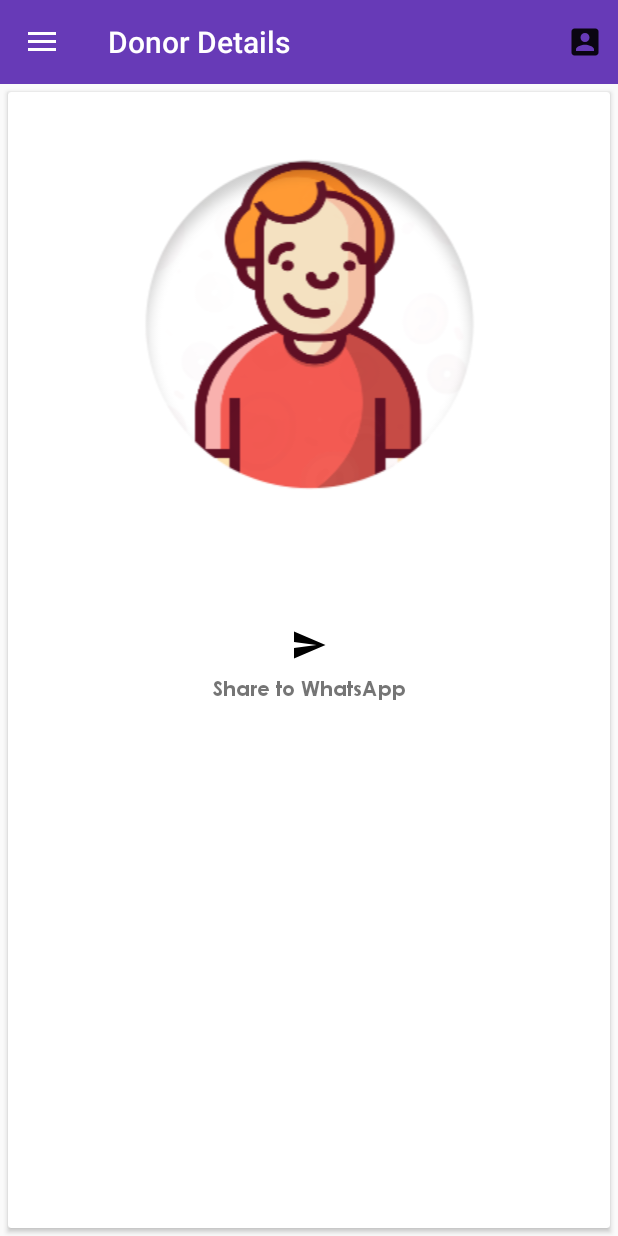
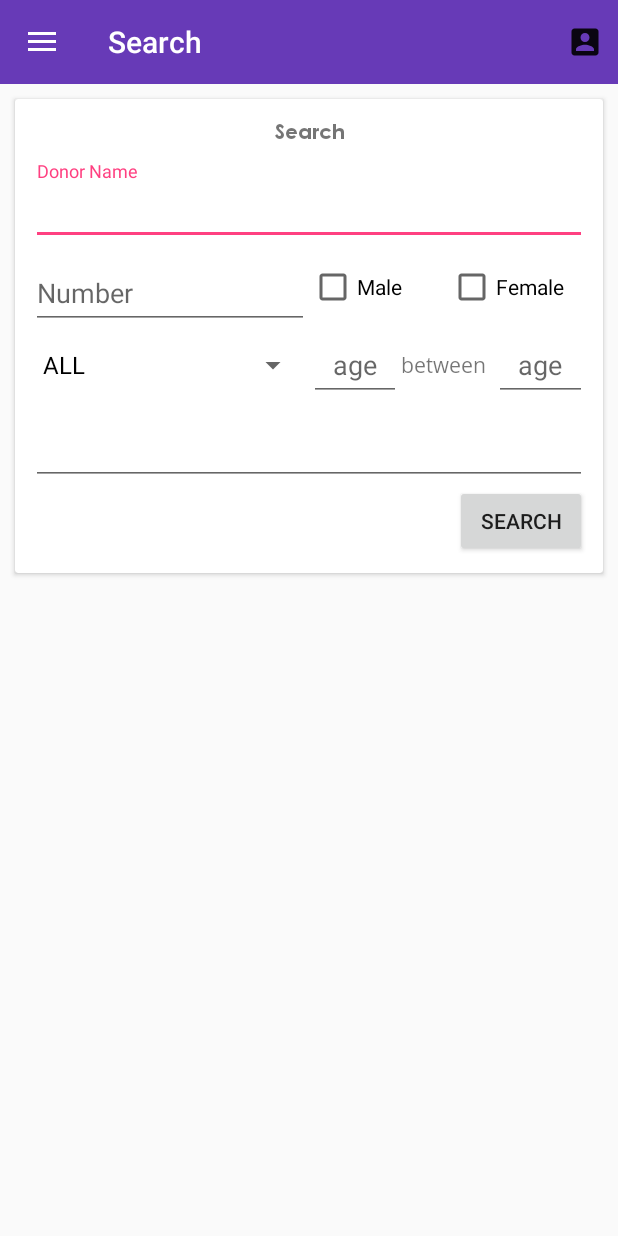
Before and after one commit to amalgta/DonorBlood, an Android app: the screen it shows after launch (HomeActivity), after a tap on "Search", on a phone screen of 412 x 824 dp. Run offline under Robolectric (Android 15) with nearby library versions, the light colour scheme and no system bars; our stand-ins replace Firebase (no records; nobody signed in at launch, a user with empty details on screens opened directly); 1 other tap on this screen came first.

Commit message:
Search Implemented with Scalability Issues

```diff
--- a/app/src/main/java/com/styx/gta/donorblood/adapters/DonorAdapter.java
+++ b/app/src/main/java/com/styx/gta/donorblood/adapters/DonorAdapter.java
@@ -30,6 +30,11 @@ public class DonorAdapter extends RecyclerView.Adapter<DonorAdapter.ViewHolder>
 
     public DonorAdapter(Context context) {
         this.context = context;
+    }
+
+    public void clear() {
+        list.clear();
+        notifyDataSetChanged();
     }
 
     @Override
--- a/app/src/main/java/com/styx/gta/donorblood/fragments/search/SearchContract.java
+++ b/app/src/main/java/com/styx/gta/donorblood/fragments/search/SearchContract.java
@@ -27,13 +27,15 @@ import com.styx.gta.donorblood.models.Donor;
 interface SearchContract {
 
     interface View {
-        void bindDonorUI(android.view.View rootView, final Donor donor);
-
-        Bundle getViewArguments();
-
-        android.view.View getRootView();
+        void addGroupItem(String value, String name);
+        void addSearchResult(Donor donor);
+        void onDataReceive();
     }
 
     interface Presenter extends BasePresenter {
+        void requestMatches(String... parameters);
+
+        void requestBloodGroups();
+
     }
 }
--- a/app/src/main/java/com/styx/gta/donorblood/fragments/search/SearchFragment.java
+++ b/app/src/main/java/com/styx/gta/donorblood/fragments/search/SearchFragment.java
@@ -4,16 +4,26 @@ import android.content.ActivityNotFoundException;
 import android.content.Intent;
 import android.net.Uri;
 import android.os.Bundle;
+import android.support.v7.widget.LinearLayoutManager;
+import android.support.v7.widget.RecyclerView;
 import android.view.View;
+import android.widget.ArrayAdapter;
+import android.widget.Button;
+import android.widget.CheckBox;
+import android.widget.EditText;
 import android.widget.ImageView;
+import android.widget.RadioButton;
+import android.widget.Spinner;
 import android.widget.TextView;
 import android.widget.Toast;
 
 import com.styx.gta.donorblood.R;
+import com.styx.gta.donorblood.adapters.DonorAdapter;
 import com.styx.gta.donorblood.base.BaseFragment;
 import com.styx.gta.donorblood.models.Donor;
 import com.styx.gta.donorblood.utilities.Utilities;
 
+import java.util.HashMap;
 import java.util.Locale;
 
 /**
@@ -23,69 +33,67 @@ import java.util.Locale;
 public class SearchFragment extends BaseFragment implements SearchContract.View {
     public static final String TAG = "SearchFragment";
     private SearchContract.Presenter presenter;
+    private EditText et_name, et_number, et_min_age, et_max_age, et_address;
+    private Spinner sp_blood_group;
+    private CheckBox cb_male, cb_female;
+    private Button bt_search;
+    private HashMap<String, String> bloodGroupMap;
+    private ArrayAdapter<String> sp_blood_group_adapter;
+    DonorAdapter adapter;
 
     @Override
     protected void initUI() {
-        setScreenTitle("Donor Details");
-        setScreenLayout(R.layout.fragment_donor_detail);
+        setScreenTitle("Search");
+        setScreenLayout(R.layout.fragment_search);
     }
 
     @Override
     protected void setUI(Bundle savedInstanceState) {
         presenter = new SearchPresenter(this);
-        presenter.request();
+        bloodGroupMap = new HashMap<>();
+        sp_blood_group_adapter = new ArrayAdapter<>(getContext(), android.R.layout.simple_spinner_dropdown_item);
+        et_name = (EditText) rootView.findViewById(R.id.et_name);
+        et_number = (EditText) rootView.findViewById(R.id.et_number);
+        et_min_age = (EditText) rootView.findViewById(R.id.et_min_age);
+        et_max_age = (EditText) rootView.findViewById(R.id.et_max_age);
+        et_address = (EditText) rootView.findViewById(R.id.et_address);
+        sp_blood_group = (Spinner) rootView.findViewById(R.id.sp_blood_group);
+        sp_blood_group.setAdapter(sp_blood_group_adapter);
+        cb_male = (CheckBox) rootView.findViewById(R.id.cb_male);
+        cb_female = (CheckBox) rootView.findViewById(R.id.cb_female);
+        bt_search = (Button) rootView.findViewById(R.id.bt_search);
+        bt_search.setOnClickListener(new View.OnClickListener() {
+            @Override
+            public void onClick(View view) {
+                adapter.clear();
+                getBase().showProgressDialog();
+                presenter.requestMatches(et_name.getText().toString(), et_address.getText().toString(), sp_blood_group.getSelectedItem().toString(), et_number.getText().toString(), (cb_male.isChecked() ? (cb_female.isChecked() ? "both" : Donor.Sex.male) : (cb_female.isChecked() ? Donor.Sex.female : "both")), et_min_age.getText().toString(), et_max_age.getText().toString());
+            }
+        });
+        presenter.requestBloodGroups();
+        addGroupItem("ALL","ALL");
+        adapter = new DonorAdapter(getContext());
+
+        RecyclerView mRecyclerView = ((RecyclerView) rootView.findViewById(R.id.rv_donor_list));
+        RecyclerView.LayoutManager mLayoutManager = new LinearLayoutManager(getContext());
+        mRecyclerView.setLayoutManager(mLayoutManager);
+        mRecyclerView.setAdapter(adapter);
 
     }
 
     @Override
-    public View getRootView() {
-        return rootView;
+    public void addGroupItem(String value, String name) {
+        bloodGroupMap.put(value, name);
+        sp_blood_group_adapter.add(name);
     }
 
     @Override
-    public void bindDonorUI(View rootView,final Donor donor) {
-        ((TextView) rootView.findViewById(R.id.tv_name)).setText(donor.getName());
-        ((TextView) rootView.findViewById(R.id.tv_age)).setText(String.valueOf(Utilities.findAge(donor.getDob())));
-        ((TextView) rootView.findViewById(R.id.tv_contact)).setText(donor.getContact());
-        ((TextView) rootView.findViewById(R.id.tv_sex)).setText(donor.getSex());
-        ((ImageView) rootView.findViewById(R.id.iv_user)).setImageResource(((donor.getSex().equalsIgnoreCase(Donor.Sex.male)) ? (R.drawable.ic_male) : (R.drawable.ic_female)));
-        ((TextView) rootView.findViewById(R.id.tv_address)).setText(donor.getAddress());
-        rootView.findViewById(R.id.iv_button_map).setOnClickListener(new View.OnClickListener() {
-            @Override
-            public void onClick(View view) {
-                String uri = String.format(Locale.ENGLISH, "http://maps.google.com/maps?&q="+donor.getAddress());
-                Intent intent = new Intent(Intent.ACTION_VIEW, Uri.parse(uri));
-                intent.setClassName("com.google.android.apps.maps", "com.google.android.maps.MapsActivity");
-                try {
-                    startActivity(intent);
-                } catch (ActivityNotFoundException ex) {
-                    try {
-                        Intent unrestrictedIntent = new Intent(Intent.ACTION_VIEW, Uri.parse(uri));
-                        startActivity(unrestrictedIntent);
-                    } catch (ActivityNotFoundException innerEx) {
-                        Toast.makeText(getContext(), "Please install a maps application", Toast.LENGTH_LONG).show();
-                    }
-                }
-            }
-        });
-
-        rootView.findViewById(R.id.tv_share_to_whatsapp).setOnClickListener(new View.OnClickListener() {
-            @Override
-            public void onClick(View view) {
-                Intent sendIntent = new Intent();
-                sendIntent.setAction(Intent.ACTION_SEND);
-                sendIntent.setPackage("com.whatsapp");
-                sendIntent.putExtra(Intent.EXTRA_TEXT, donor.getName() + " " + donor.getContact());
-                sendIntent.setType("text/plain");
-                startActivity(sendIntent);
-            }
-        });
-
+    public void addSearchResult(Donor donor) {
+        adapter.addItem(donor);
     }
 
     @Override
-    public Bundle getViewArguments() {
-        return getArguments();
+    public void onDataReceive() {
+        getBase().hideProgressDialog();
     }
-
 }
--- a/app/src/main/java/com/styx/gta/donorblood/fragments/search/SearchPresenter.java
+++ b/app/src/main/java/com/styx/gta/donorblood/fragments/search/SearchPresenter.java
@@ -1,22 +1,124 @@
 package com.styx.gta.donorblood.fragments.search;
 
 
+import android.content.Context;
 import android.os.Bundle;
+import android.text.TextUtils;
+import android.util.Log;
 
+import com.google.firebase.database.ChildEventListener;
+import com.google.firebase.database.DataSnapshot;
+import com.google.firebase.database.DatabaseError;
+import com.google.firebase.database.DatabaseReference;
+import com.google.firebase.database.Query;
+import com.google.firebase.database.ValueEventListener;
 import com.styx.gta.donorblood.constants.Constants;
+import com.styx.gta.donorblood.models.BloodGroup;
 import com.styx.gta.donorblood.models.Donor;
+import com.styx.gta.donorblood.utilities.Logger;
+import com.styx.gta.donorblood.utilities.Utilities;
+
+import java.text.ParseException;
+import java.util.Calendar;
+import java.util.Date;
 
 
 class SearchPresenter implements SearchContract.Presenter {
-    private SearchContract.View mView;
+    private SearchContract.View view;
 
-    SearchPresenter(SearchContract.View mView) {
-        this.mView = mView;
+    SearchPresenter(SearchContract.View view) {
+        this.view = view;
     }
 
     public void request() {
-        Bundle mBundle = mView.getViewArguments();
-        Donor mDonor = (Donor) mBundle.getSerializable(Constants.FragmentParameters.keyObject);
-        mView.bindDonorUI(mView.getRootView(),mDonor);
+    }
+
+    //presenter.requestMatches(et_name, et_address, sp_blood_group, et_number, Donor.Sex, et_min_age, et_max_age);
+    @Override
+    public void requestMatches(final String... parameters) {
+        /** Try to optimise as possible. This is the most resource using task in the app**/
+        String dbFile = "Data/Donor";
+        DatabaseReference mMessagesRef = Utilities.getDB(dbFile);
+        final Query query;
+        if (parameters[2] != "ALL")
+            query = mMessagesRef.orderByChild("bloodGroup").equalTo(parameters[2]);
+        else
+            query = mMessagesRef;
+        query.addListenerForSingleValueEvent(new ValueEventListener() {
+            @Override
+            public void onDataChange(DataSnapshot dataSnapshot) {
+                view.onDataReceive();
+                for (DataSnapshot child : dataSnapshot.getChildren()) {
+                    Donor theDonor = child.getValue(Donor.class);
+                    if ((!TextUtils.isEmpty(parameters[0])) && (!theDonor.getName().contains(parameters[0])))
+                        return;
+                    if ((!TextUtils.isEmpty(parameters[1])) && (!theDonor.getAddress().contains(parameters[1])))
+                        return;
+                    if ((!TextUtils.isEmpty(parameters[3])) && (!theDonor.getContact().contains(parameters[3])))
+                        return;
+                    if (!(parameters[4].contains("both")) && ((!theDonor.getSex().contains(parameters[4]))))
+                        return;
+                    Date mDob;
+                    try {
+                        mDob = Constants.simpleDateFormat.parse(theDonor.getDob());
+                    } catch (ParseException e) {
+                        Logger.e("SearchPresenter", e.toString());
+                        return;
+                    }
+
+                    Calendar min = Calendar.getInstance(), max = Calendar.getInstance();
+                    if (!TextUtils.isEmpty(parameters[5])) {
+                        min.set(Utilities.findBirthYear(Integer.parseInt(parameters[5])), 1, 1);
+                        if (mDob.after(min.getTime()))
+                            return;
+                    }
+                    if (!TextUtils.isEmpty(parameters[6])) {
+                        max.set(Utilities.findBirthYear(Integer.parseInt(parameters[6])), 1, 1);
+                        if (mDob.before(max.getTime()))
+                            return;
+                    }
+                    view.addSearchResult(theDonor);
+                }
+            }
+
+            @Override
+            public void onCancelled(DatabaseError databaseError) {
+
+            }
+        });
+    }
+
+    @Override
+    public void requestBloodGroups() {
+        String dbFile = "Data/BloodGroup";
+        DatabaseReference mMessagesRef = Utilities.getDB(dbFile);
+        final Query query = mMessagesRef;
+        query.addChildEventListener(new ChildEventListener() {
+            @Override
+            public void onChildAdded(DataSnapshot dataSnapshot, String s) {
+                BloodGroup bloodGroup = dataSnapshot.getValue(BloodGroup.class);
+                view.addGroupItem(bloodGroup.getObjectID(), bloodGroup.getName());
+            }
+
+            @Override
+            public void onChildChanged(DataSnapshot dataSnapshot, String s) {
+
+            }
+
+            @Override
+            public void onChildRemoved(DataSnapshot dataSnapshot) {
+
+            }
+
+            @Override
+            public void onChildMoved(DataSnapshot dataSnapshot, String s) {
+
+            }
+
+            @Override
+            public void onCancelled(DatabaseError databaseError) {
+
+            }
+        });
     }
 }
--- a/app/src/main/java/com/styx/gta/donorblood/utilities/Utilities.java
+++ b/app/src/main/java/com/styx/gta/donorblood/utilities/Utilities.java
@@ -55,7 +55,12 @@ public class Utilities {
         return (mToday.get(Calendar.YEAR) - mDob.get(Calendar.YEAR));
     }
 
-    public static String getMD5(String payload)  {
+    public static int findBirthYear(int age) {
+        Calendar mToday = Calendar.getInstance();
+        return (mToday.get(Calendar.YEAR) - age);
+    }
+
+    public static String getMD5(String payload) {
         try {
             MessageDigest md = MessageDigest.getInstance("MD5");
             md.update(payload.getBytes());
@@ -74,7 +79,7 @@ public class Utilities {
             }
             return hexString.toString();
 
-        }catch (NoSuchAlgorithmException e){
+        } catch (NoSuchAlgorithmException e) {
             e.printStackTrace();
         }
         return null;
--- /dev/null
+++ b/app/src/main/res/layout/fragment_search.xml
@@ -0,0 +1,150 @@
+<?xml version="1.0" encoding="utf-8"?>
+<ScrollView xmlns:android="http://schemas.android.com/apk/res/android"
+    xmlns:app="http://schemas.android.com/apk/res-auto"
+    android:layout_width="match_parent"
+    android:layout_height="match_parent">
+
+    <LinearLayout
+        android:layout_width="match_parent"
+        android:layout_height="match_parent"
+        android:orientation="vertical">
+
+        <android.support.v7.widget.CardView
+            android:layout_width="match_parent"
+            android:layout_height="wrap_content"
+            android:layout_margin="@dimen/margin_default">
+
+
+            <LinearLayout
+                android:layout_width="match_parent"
+                android:layout_height="wrap_content"
+                android:layout_margin="@dimen/margin_mini"
+                android:orientation="vertical"
+                android:padding="@dimen/padding_mini">
+
+                <com.styx.gta.donorblood.ui.widget.FontTextView
+                    android:layout_width="match_parent"
+                    android:layout_height="wrap_content"
+                    android:layout_marginBottom="@dimen/margin_default"
+                    android:gravity="center_horizontal"
+                    android:text="Search"
+                    app:font="@string/font_gothic_bold" />
+
+
+                <android.support.design.widget.TextInputLayout
+                    android:layout_width="match_parent"
+                    android:layout_height="wrap_content"
+                    android:layout_weight="7">
+
+                    <EditText
+                        android:id="@+id/et_name"
+                        android:layout_width="match_parent"
+                        android:layout_height="wrap_content"
+                        android:hint="Donor Name"
+                        android:inputType="textPersonName|textCapWords" />
+
+                </android.support.design.widget.TextInputLayout>
+
+                <LinearLayout
+                    android:layout_width="match_parent"
+                    android:layout_height="wrap_content"
+                    android:weightSum="2">
+
+                    <android.support.design.widget.TextInputLayout
+                        android:layout_width="0dp"
+                        android:layout_height="wrap_content"
+                        android:layout_weight="1">
+
+                        <EditText
+                            android:id="@+id/et_number"
+                            android:layout_width="match_parent"
+                            android:layout_height="wrap_content"
+                            android:hint="Number"
+                            android:inputType="phone" />
+
+                    </android.support.design.widget.TextInputLayout>
+
+
+                    <CheckBox
+                        android:id="@+id/cb_male"
+                        android:layout_width="0dp"
+                        android:layout_height="match_parent"
+                        android:layout_gravity="center_horizontal"
+                        android:layout_weight=".5"
+                        android:text="Male" />
+
+                    <CheckBox
+                        android:id="@+id/cb_female"
+                        android:layout_width="0dp"
+                        android:layout_height="match_parent"
+                        android:layout_gravity="center_horizontal"
+                        android:layout_weight=".5"
+                        android:text="Female" />
+                </LinearLayout>
+
+                <LinearLayout
+                    android:layout_width="match_parent"
+                    android:layout_height="wrap_content"
+                    android:weightSum="6">
+
+                    <Spinner
+                        android:id="@+id/sp_blood_group"
+                        android:layout_width="0dp"
+                        android:layout_height="match_parent"
+                        android:layout_weight="3" />
+
+                    <EditText
+                        android:id="@+id/et_min_age"
+                        android:layout_width="0dp"
+                        android:layout_height="match_parent"
+                        android:layout_weight="1"
+                        android:hint="age"
+                        android:inputType="number"
+                        android:maxLength="3"
+                        android:textAlignment="center" />
+
+                    <com.styx.gta.donorblood.ui.widget.FontTextView
+                        android:layout_width="0dp"
+                        android:layout_height="match_parent"
+                        android:layout_weight="1"
+                        android:gravity="center_vertical"
+                        android:text="between" />
+
+                    <EditText
+                        android:id="@+id/et_max_age"
+                        android:layout_width="0dp"
+                        android:layout_height="match_parent"
+                        android:layout_weight="1"
+                        android:hint="age"
+                        android:inputType="number"
+                        android:maxLength="3"
+                        android:textAlignment="center" />
+                </LinearLayout>
+
+                <android.support.design.widget.TextInputLayout
+                    android:layout_width="match_parent"
+                    android:layout_height="wrap_content">
+
+                    <EditText
+                        android:id="@+id/et_address"
+                        android:layout_width="match_parent"
+                        android:layout_height="wrap_content"
+                        android:inputType="textPostalAddress|textCapWords"
+                        android:maxLines="4" />
+                </android.support.design.widget.TextInputLayout>
+
+                <Button
+                    android:id="@+id/bt_search"
+                    android:layout_width="wrap_content"
+                    android:layout_height="wrap_content"
+                    android:layout_gravity="end"
+                    android:text="SEARCH" />
+            </LinearLayout>
+        </android.support.v7.widget.CardView>
+
+        <android.support.v7.widget.RecyclerView
+            android:id="@id/rv_donor_list"
+            android:layout_width="match_parent"
+            android:layout_height="match_parent" />
+    </LinearLayout>
+</ScrollView>
```
